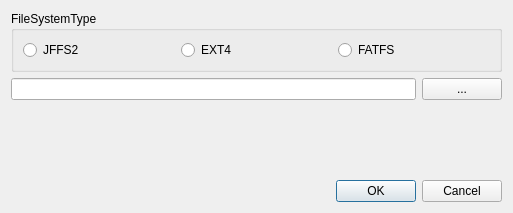
This is src/mainwindow.ui in QQxiaoming/QFSViewer as Qt 5 draws it before an edit. The edited form follows.
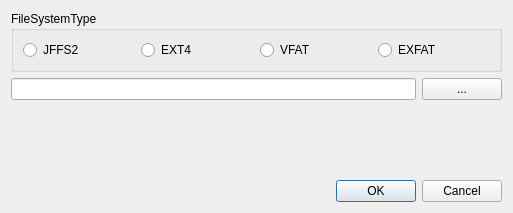
This is the edited form.

Commit message: src:add exfat support

Diff of the .ui file:
```diff
--- a/src/mainwindow.ui
+++ b/src/mainwindow.ui
@@ -37,10 +37,17 @@
       <item>
        <widget class="QRadioButton" name="radioButton_3">
         <property name="text">
-         <string>FATFS</string>
+         <string>VFAT</string>
         </property>
        </widget>
       </item>
+      <item>
+        <widget class="QRadioButton" name="radioButton_exfat">
+         <property name="text">
+          <string>EXFAT</string>
+         </property>
+        </widget>
+       </item>
      </layout>
     </widget>
    </item>
```
Left out of the diff: 6 changed lines with no effect on the pictures. The commit also changes 7 other files.
